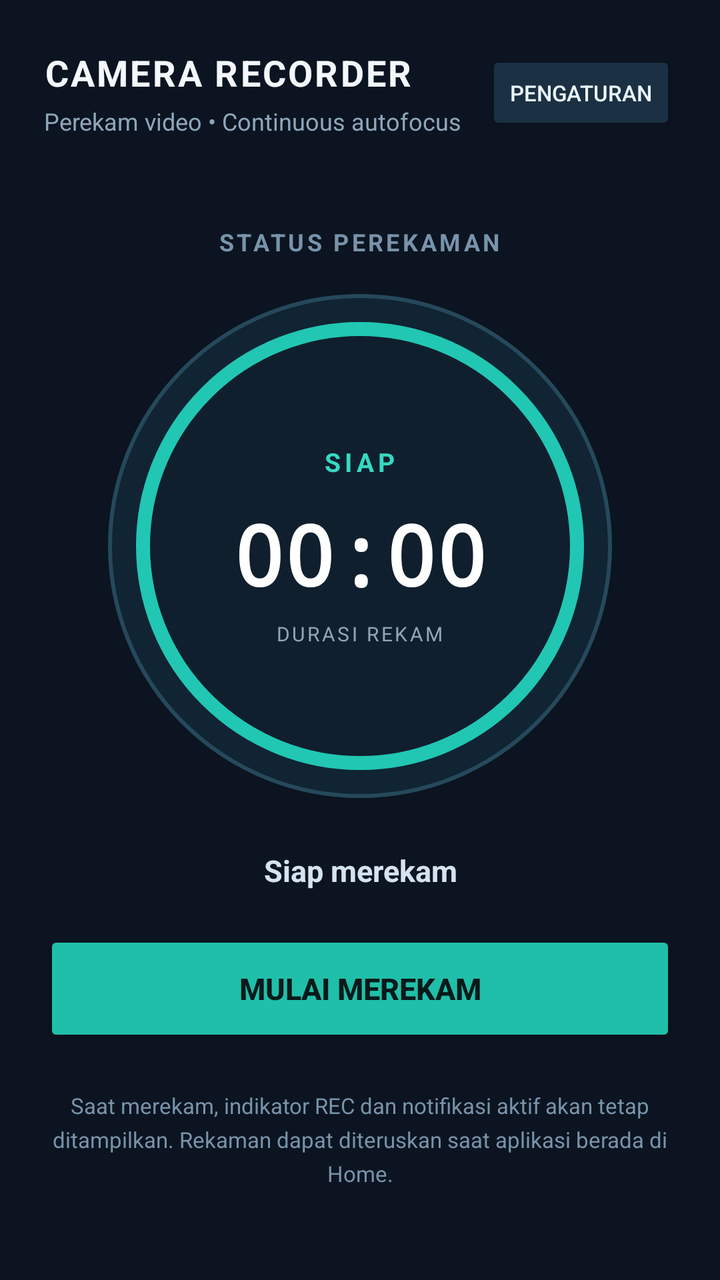
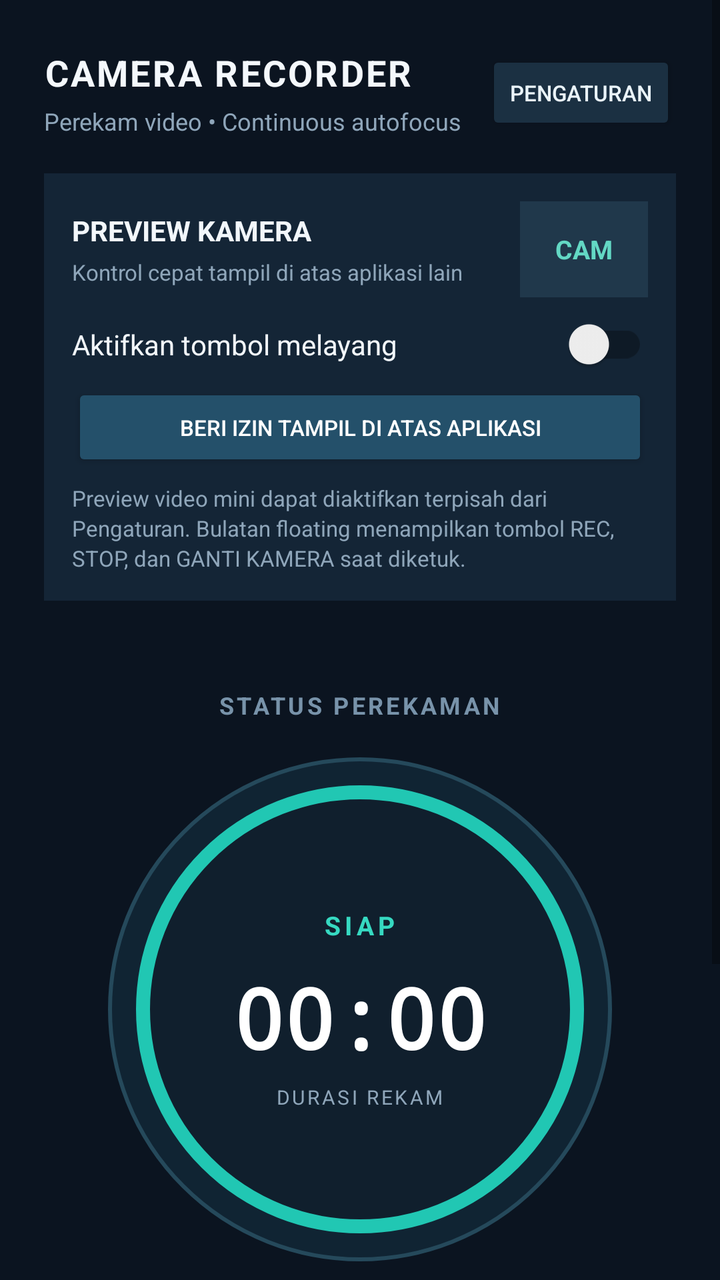

The first picture is an Android layout as it rendered before a commit; the second is the same layout after the commit. The layout source and the unified diff follow.
<!-- AndroidManifest.xml: application theme AppTheme -->
<!-- res/layout/activity_main.xml -->
<?xml version="1.0" encoding="utf-8"?>
<ScrollView xmlns:android="http://schemas.android.com/apk/res/android"
    android:layout_width="match_parent"
    android:layout_height="match_parent"
    android:background="#0B1420"
    android:fillViewport="true">
    <LinearLayout
        android:layout_width="match_parent"
        android:layout_height="match_parent"
        android:gravity="center_horizontal"
        android:orientation="vertical"
        android:paddingStart="22dp"
        android:paddingTop="24dp"
        android:paddingEnd="22dp"
        android:paddingBottom="24dp">
        <LinearLayout
            android:layout_width="match_parent"
            android:layout_height="wrap_content"
            android:gravity="center_vertical"
            android:orientation="horizontal">
            <LinearLayout
                android:layout_width="0dp"
                android:layout_height="wrap_content"
                android:layout_weight="1"
                android:orientation="vertical">
                <TextView
                    android:layout_width="wrap_content"
                    android:layout_height="wrap_content"
                    android:text="CAMERA RECORDER"
                    android:textColor="#F4F8FC"
                    android:textSize="18sp"
                    android:textStyle="bold"
                    android:letterSpacing="0.06" />
                <TextView
                    android:layout_width="wrap_content"
                    android:layout_height="wrap_content"
                    android:layout_marginTop="4dp"
                    android:text="Perekam video • Continuous autofocus"
                    android:textColor="#8FA6BA"
                    android:textSize="12sp" />
            </LinearLayout>
            <Button
                android:id="@+id/settingsButton"
                android:layout_width="wrap_content"
                android:layout_height="42dp"
                android:backgroundTint="#1B3042"
                android:minWidth="0dp"
                android:text="PENGATURAN"
                android:textColor="#EAF4FA"
                android:textSize="11sp" />
        </LinearLayout>
        <TextView
            android:layout_width="wrap_content"
            android:layout_height="wrap_content"
            android:layout_marginTop="44dp"
            android:text="STATUS PEREKAMAN"
            android:textColor="#7893AA"
            android:textSize="12sp"
            android:textStyle="bold"
            android:letterSpacing="0.12" />
        <FrameLayout
            android:layout_width="252dp"
            android:layout_height="252dp"
            android:layout_marginTop="18dp">
            <View
                android:layout_width="match_parent"
                android:layout_height="match_parent"
                android:background="@drawable/dial_ring_outer" />
            <View
                android:layout_width="224dp"
                android:layout_height="224dp"
                android:layout_gravity="center"
                android:background="@drawable/dial_ring_inner" />
            <LinearLayout
                android:layout_width="match_parent"
                android:layout_height="match_parent"
                android:gravity="center"
                android:orientation="vertical">
                <TextView
                    android:id="@+id/dialStatusText"
                    android:layout_width="wrap_content"
                    android:layout_height="wrap_content"
                    android:text="SIAP"
                    android:textColor="#36D9C1"
                    android:textSize="13sp"
                    android:textStyle="bold"
                    android:letterSpacing="0.16" />
                <TextView
                    android:id="@+id/timerText"
                    android:layout_width="wrap_content"
                    android:layout_height="wrap_content"
                    android:layout_marginTop="9dp"
                    android:fontFamily="monospace"
                    android:text="00:00"
                    android:textColor="#FFFFFF"
                    android:textSize="42sp"
                    android:textStyle="bold" />
                <TextView
                    android:layout_width="wrap_content"
                    android:layout_height="wrap_content"
                    android:layout_marginTop="5dp"
                    android:text="DURASI REKAM"
                    android:textColor="#8FA6BA"
                    android:textSize="10sp"
                    android:letterSpacing="0.12" />
            </LinearLayout>
        </FrameLayout>
        <TextView
            android:id="@+id/statusText"
            android:layout_width="match_parent"
            android:layout_height="wrap_content"
            android:layout_marginTop="26dp"
            android:gravity="center"
            android:text="Siap merekam"
            android:textColor="#D4E3EF"
            android:textSize="15sp"
            android:textStyle="bold" />
        <Button
            android:id="@+id/recordButton"
            android:layout_width="match_parent"
            android:layout_height="58dp"
            android:layout_marginTop="20dp"
            android:backgroundTint="#20BFA9"
            android:text="MULAI MEREKAM"
            android:textColor="#061A1A"
            android:textSize="15sp"
            android:textStyle="bold" />
        <TextView
            android:layout_width="match_parent"
            android:layout_height="wrap_content"
            android:layout_marginTop="22dp"
            android:gravity="center"
            android:lineSpacingExtra="4dp"
            android:text="Saat merekam, indikator REC dan notifikasi aktif akan tetap ditampilkan. Rekaman dapat diteruskan saat aplikasi berada di Home."
            android:textColor="#7893AA"
            android:textSize="11sp" />
    </LinearLayout>
</ScrollView>
<!-- resources referenced by this layout -->
<resources>
  <!-- drawable dial_ring_inner (drawable) -->
  <?xml version="1.0" encoding="utf-8"?>
  <shape xmlns:android="http://schemas.android.com/apk/res/android" android:shape="oval">
      <solid android:color="#101F2D" />
      <stroke android:width="7dp" android:color="#21C7B3" />
  </shape>
  <!-- drawable dial_ring_outer (drawable) -->
  <?xml version="1.0" encoding="utf-8"?>
  <shape xmlns:android="http://schemas.android.com/apk/res/android" android:shape="oval">
      <solid android:color="#102433" />
      <stroke android:width="2dp" android:color="#25495B" />
  </shape>
  <style name="AppTheme" parent="Theme.AppCompat.DayNight.NoActionBar">
          <item name="colorAccent">#64D8CB</item>
          <item name="android:statusBarColor">#101418</item>
          <item name="android:navigationBarColor">#101418</item>
          <item name="android:windowLightStatusBar">false</item>
      </style>
</resources>

<!-- the commit's change to res/layout/activity_main.xml (unified diff, before → after) -->
@@ -49,6 +49,74 @@
                 android:textColor="#EAF4FA"
                 android:textSize="11sp" />
         </LinearLayout>
+        <LinearLayout
+            android:layout_width="match_parent"
+            android:layout_height="wrap_content"
+            android:layout_marginTop="18dp"
+            android:background="#142536"
+            android:orientation="vertical"
+            android:padding="14dp">
+            <LinearLayout
+                android:layout_width="match_parent"
+                android:layout_height="wrap_content"
+                android:gravity="center_vertical"
+                android:orientation="horizontal">
+                <LinearLayout
+                    android:layout_width="0dp"
+                    android:layout_height="wrap_content"
+                    android:layout_weight="1"
+                    android:orientation="vertical">
+                    <TextView
+                        android:layout_width="wrap_content"
+                        android:layout_height="wrap_content"
+                        android:text="PREVIEW KAMERA"
+                        android:textColor="#F2F7FB"
+                        android:textSize="14sp"
+                        android:textStyle="bold" />
+                    <TextView
+                        android:layout_width="wrap_content"
+                        android:layout_height="wrap_content"
+                        android:layout_marginTop="4dp"
+                        android:text="Kontrol cepat tampil di atas aplikasi lain"
+                        android:textColor="#8FA6BA"
+                        android:textSize="11sp" />
+                </LinearLayout>
+                <TextView
+                    android:layout_width="64dp"
+                    android:layout_height="48dp"
+                    android:gravity="center"
+                    android:background="#20384B"
+                    android:text="CAM"
+                    android:textColor="#63D8C4"
+                    android:textStyle="bold"
+                    android:textSize="13sp" />
+            </LinearLayout>
+            <androidx.appcompat.widget.SwitchCompat
+                android:id="@+id/floatingSwitchHome"
+                android:layout_width="match_parent"
+                android:layout_height="wrap_content"
+                android:layout_marginTop="10dp"
+                android:text="Aktifkan tombol melayang"
+                android:textColor="#F2F7FB"
+                android:textSize="14sp" />
+            <Button
+                android:id="@+id/overlayPermissionButtonHome"
+                android:layout_width="match_parent"
+                android:layout_height="44dp"
+                android:layout_marginTop="6dp"
+                android:backgroundTint="#24506A"
+                android:text="BERI IZIN TAMPIL DI ATAS APLIKASI"
+                android:textColor="#FFFFFF"
+                android:textSize="11sp" />
+            <TextView
+                android:layout_width="match_parent"
+                android:layout_height="wrap_content"
+                android:layout_marginTop="6dp"
+                android:text="Preview video mini dapat diaktifkan terpisah dari Pengaturan. Bulatan floating menampilkan tombol REC, STOP, dan GANTI KAMERA saat diketuk."
+                android:textColor="#8FA6BA"
+                android:textSize="11sp"
+                android:lineSpacingExtra="2dp" />
+        </LinearLayout>
         <TextView
             android:layout_width="wrap_content"
             android:layout_height="wrap_content"
